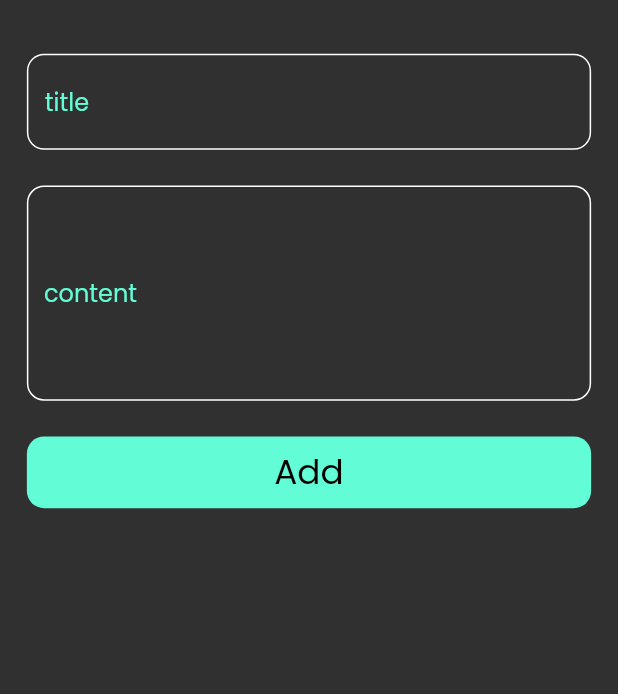
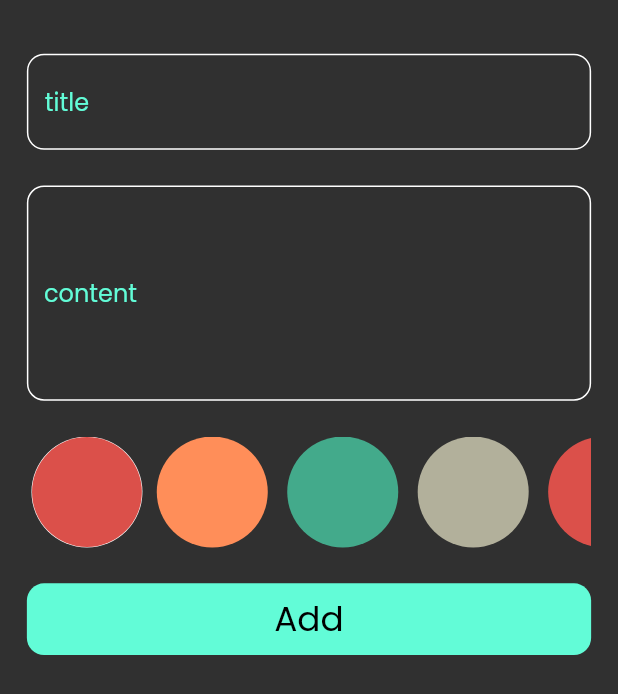
Before and after one commit to youssef-hossam/NoteApp, a Flutter app: the AddNoteForm widget shown alone on an empty page, opened directly, on a phone screen of 412 x 824 dp. Shown: the top 694 px of the screen. Run offline on Flutter 3.47's test engine with Material 2 defaults, Android fonts, the phone set to English and light mode, and no system bars; our stand-ins replace bloc, flutter_bloc, flutter_screenutil, font_awesome_flutter, hive, hive_flutter; accounts and stored records are empty.

Commit message:
add color to note

```diff
--- a/lib/cubits/add_note_cubit/add_note_cubit.dart
+++ b/lib/cubits/add_note_cubit/add_note_cubit.dart
@@ -1,4 +1,5 @@
 import 'package:bloc/bloc.dart';
+import 'package:flutter/material.dart';
 import 'package:hive_flutter/adapters.dart';
 import 'package:meta/meta.dart';
 import 'package:noteapp/models/note_model.dart';
@@ -9,12 +10,14 @@ part 'add_note_state.dart';
 
 class AddNoteCubit extends Cubit<AddNoteState> {
   AddNoteCubit() : super(AddNoteInitial());
-
+  Color color = Color(0xffDB504A);
   addNote(NoteModel note) async {
+    note.color = color.value;
     emit(AddNoteLoading());
     try {
       var notesBox = Hive.box<NoteModel>(kNotesBox);
       await notesBox.add(note);
+
       emit(AddNoteSuccess());
     } on Exception catch (e) {
       emit(AddNoteFaliure(e.toString()));
--- a/lib/models/note_model.dart
+++ b/lib/models/note_model.dart
@@ -10,7 +10,7 @@ class NoteModel extends HiveObject {
   @HiveField(2)
   final String date;
   @HiveField(3)
-  final int color;
+  int color;
   NoteModel({
     required this.color,
     required this.date,
--- a/lib/widgets/add_note_form.dart
+++ b/lib/widgets/add_note_form.dart
@@ -5,6 +5,7 @@ import 'package:intl/intl.dart';
 import 'package:noteapp/cubits/add_note_cubit/add_note_cubit.dart';
 import 'package:noteapp/models/note_model.dart';
 
+import 'colors_list_view.dart';
 import 'custom_button.dart';
 import 'custom_textfield.dart';
 
@@ -19,6 +20,12 @@ class _AddNoteFormState extends State<AddNoteForm> {
   GlobalKey<FormState> formstate = GlobalKey();
   String? title, subtitle;
   AutovalidateMode autovalidateMode = AutovalidateMode.disabled;
+  List<Color> NoteColors = [
+    Color(0xffDB504A),
+    Color.fromARGB(255, 46, 15, 1),
+    Color(0xff43AA8B),
+    Color(0xffB2B09B),
+  ];
   @override
   Widget build(BuildContext context) {
     return Container(
@@ -51,6 +58,10 @@ class _AddNoteFormState extends State<AddNoteForm> {
             SizedBox(
               height: 20.h,
             ),
+            ColorListView(),
+            SizedBox(
+              height: 20.h,
+            ),
             BlocBuilder<AddNoteCubit, AddNoteState>(
               builder: (context, state) {
                 return CustomButton(
@@ -63,11 +74,12 @@ class _AddNoteFormState extends State<AddNoteForm> {
                       var date = DateTime.now();
                       var formateddate = DateFormat('dd-mm-yyyy').format(date);
                       NoteModel noteModel = NoteModel(
-                          color: Colors.red.value,
+                          color: Colors.blue.value,
                           date: formateddate.toString(),
                           subtitle: subtitle!,
                           title: title!);
                       BlocProvider.of<AddNoteCubit>(context).addNote(noteModel);
+
                       setState(() {});
                     } else {
                       autovalidateMode = AutovalidateMode.always;
--- /dev/null
+++ b/lib/widgets/colors_list_view.dart
@@ -0,0 +1,69 @@
+import 'package:flutter/material.dart';
+import 'package:flutter_bloc/flutter_bloc.dart';
+import 'package:flutter_screenutil/flutter_screenutil.dart';
+import 'package:noteapp/cubits/add_note_cubit/add_note_cubit.dart';
+
+class ColorListView extends StatefulWidget {
+  const ColorListView({
+    super.key,
+  });
+
+  @override
+  State<ColorListView> createState() => _ColorListViewState();
+}
+
+class _ColorListViewState extends State<ColorListView> {
+  List<Color> noteColors = const [
+    Color(0xffDB504A),
+    Color(0xffFF8E59),
+    Color(0xff43AA8B),
+    Color(0xffB2B09B),
+    Color(0xffDB504A),
+  ];
+  int currentindex = 0;
+
+  @override
+  Widget build(BuildContext context) {
+    return SizedBox(
+      height: 37 * 2,
+      child: ListView.builder(
+        scrollDirection: Axis.horizontal,
+        itemCount: 5,
+        itemBuilder: (context, index) => GestureDetector(
+          onTap: () {
+            currentindex = index;
+            BlocProvider.of<AddNoteCubit>(context).color = noteColors[index];
+            setState(() {});
+          },
+          child: Colorcirc(
+            Color: noteColors[index],
+            active: currentindex == index,
+          ),
+        ),
+      ),
+    );
+  }
+}
+
+class Colorcirc extends StatelessWidget {
+  const Colorcirc({super.key, required this.active, this.Color});
+  // ignore: prefer_typing_uninitialized_variables
+  final Color;
+  final bool active;
+  @override
+  Widget build(BuildContext context) {
+    return active
+        ? CircleAvatar(
+            radius: 35.r,
+            backgroundColor: Colors.white,
+            child: CircleAvatar(
+              radius: 32.r,
+              backgroundColor: Color,
+            ),
+          )
+        : CircleAvatar(
+            radius: 38.r,
+            backgroundColor: Color,
+          );
+  }
+}
--- a/lib/widgets/custom_note_item.dart
+++ b/lib/widgets/custom_note_item.dart
@@ -2,13 +2,18 @@ import 'package:flutter/material.dart';
 import 'package:flutter_bloc/flutter_bloc.dart';
 import 'package:flutter_screenutil/flutter_screenutil.dart';
 import 'package:font_awesome_flutter/font_awesome_flutter.dart';
+import 'package:noteapp/cubits/add_note_cubit/add_note_cubit.dart';
 import 'package:noteapp/cubits/notes_cubit/notes_cubit.dart';
 import 'package:noteapp/models/note_model.dart';
 import 'package:noteapp/views/edit_notes_view.dart';
 
 class CustomNoteItem extends StatelessWidget {
-  const CustomNoteItem({super.key, required this.note});
+  const CustomNoteItem({
+    super.key,
+    required this.note,
+  });
   final NoteModel note;
+
   @override
   Widget build(BuildContext context) {
     return GestureDetector(
@@ -24,7 +29,7 @@ class CustomNoteItem extends StatelessWidget {
         padding:
             EdgeInsets.only(top: 20.h, bottom: 20.h, right: 10.w, left: 10.h),
         decoration: BoxDecoration(
-          color: Color(0xffFFCC80),
+          color: Color(note.color),
           borderRadius: BorderRadius.circular(10.r),
         ),
         child: Column(
```
